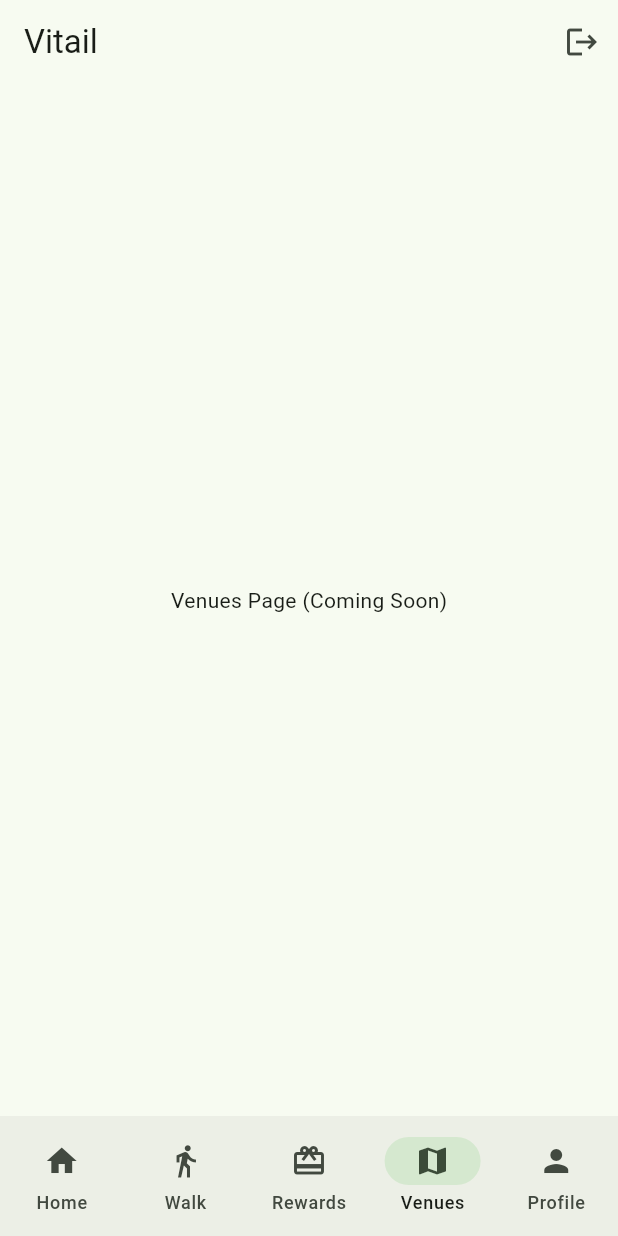
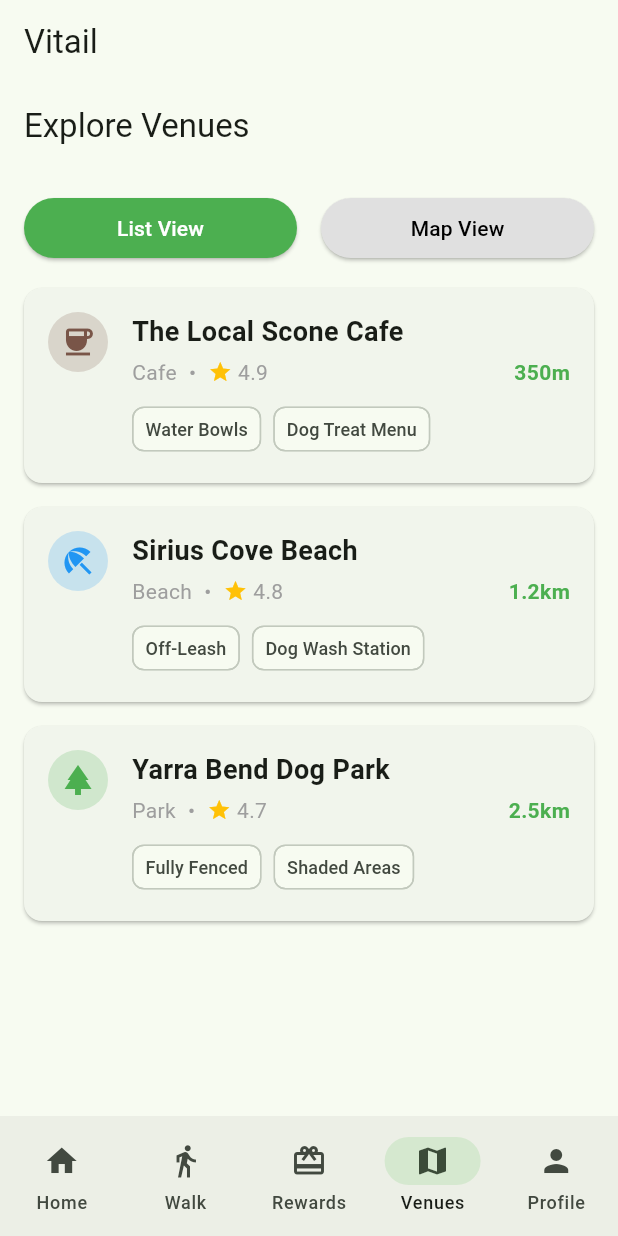
Before and after one commit to sandivd/Vitail-Dog-Wellness-App, a Flutter app: the HomeScreen screen opened directly, item 4 of the bottom bar chosen, on a phone screen of 412 x 824 dp. Run offline on Flutter 3.47's test engine with Material 3 defaults, Android fonts, the phone set to English and light mode, and no system bars; our stand-ins replace geolocator, google_maps_flutter, supabase_flutter; accounts and stored records are empty.

Commit message:
Add venues list/map view, updated onboarding with dog stats, profile logout

```diff
--- /dev/null
+++ b/lib/venues_screen.dart
@@ -0,0 +1,171 @@
+import 'package:flutter/material.dart';
+import 'package:google_maps_flutter/google_maps_flutter.dart';
+
+class VenuesScreen extends StatefulWidget {
+  const VenuesScreen({super.key});
+
+  @override
+  State<VenuesScreen> createState() => _VenuesScreenState();
+}
+
+class _VenuesScreenState extends State<VenuesScreen> {
+  bool _isListView = true;
+
+  // Mock data matching your image
+  final List<Map<String, dynamic>> _venues = [
+    {
+      'name': 'The Local Scone Cafe',
+      'type': 'Cafe',
+      'distance': '350m',
+      'rating': 4.9,
+      'amenities': ['Water Bowls', 'Dog Treat Menu'],
+      'location': const LatLng(-37.8140, 144.9631),
+      'icon': Icons.coffee,
+      'color': Colors.brown,
+    },
+    {
+      'name': 'Sirius Cove Beach',
+      'type': 'Beach',
+      'distance': '1.2km',
+      'rating': 4.8,
+      'amenities': ['Off-Leash', 'Dog Wash Station'],
+      'location': const LatLng(-37.8150, 144.9650),
+      'icon': Icons.beach_access,
+      'color': Colors.blue,
+    },
+    {
+      'name': 'Yarra Bend Dog Park',
+      'type': 'Park',
+      'distance': '2.5km',
+      'rating': 4.7,
+      'amenities': ['Fully Fenced', 'Shaded Areas'],
+      'location': const LatLng(-37.8160, 144.9670),
+      'icon': Icons.park,
+      'color': Colors.green,
+    },
+  ];
+
+  @override
+  Widget build(BuildContext context) {
+    return Scaffold(
+      appBar: AppBar(
+        title: const Text('Explore Venues'),
+        automaticallyImplyLeading: false,
+      ),
+      body: Column(
+        children: [
+          // Toggle Buttons
+          Padding(
+            padding: const EdgeInsets.all(16.0),
+            child: Row(
+              children: [
+                Expanded(
+                  child: ElevatedButton(
+                    onPressed: () => setState(() => _isListView = true),
+                    style: ElevatedButton.styleFrom(
+                      backgroundColor: _isListView ? Colors.green : Colors.grey[300],
+                      foregroundColor: _isListView ? Colors.white : Colors.black,
+                    ),
+                    child: const Text('List View'),
+                  ),
+                ),
+                const SizedBox(width: 16),
+                Expanded(
+                  child: ElevatedButton(
+                    onPressed: () => setState(() => _isListView = false),
+                    style: ElevatedButton.styleFrom(
+                      backgroundColor: !_isListView ? Colors.green : Colors.grey[300],
+                      foregroundColor: !_isListView ? Colors.white : Colors.black,
+                    ),
+                    child: const Text('Map View'),
+                  ),
+                ),
+              ],
+            ),
+          ),
+          // Content
+          Expanded(
+            child: _isListView ? _buildListView() : _buildMapView(),
+          ),
+        ],
+      ),
+    );
+  }
+
+  // List View UI
+  Widget _buildListView() {
+    return ListView.builder(
+      padding: const EdgeInsets.symmetric(horizontal: 16.0),
+      itemCount: _venues.length,
+      itemBuilder: (context, index) {
+        final venue = _venues[index];
+        return Card(
+          margin: const EdgeInsets.only(bottom: 16),
+          shape: RoundedRectangleBorder(borderRadius: BorderRadius.circular(12)),
+          child: Padding(
+            padding: const EdgeInsets.all(16.0),
+            child: Row(
+              crossAxisAlignment: CrossAxisAlignment.start,
+              children: [
+                CircleAvatar(
+                  backgroundColor: venue['color'].withOpacity(0.2),
+                  child: Icon(venue['icon'], color: venue['color']),
+                ),
+                const SizedBox(width: 16),
+                Expanded(
+                  child: Column(
+                    crossAxisAlignment: CrossAxisAlignment.start,
+                    children: [
+                      Text(venue['name'], style: const TextStyle(fontSize: 18, fontWeight: FontWeight.bold)),
+                      const SizedBox(height: 4),
+                      Row(
+                        children: [
+                          Text(venue['type'], style: const TextStyle(color: Colors.grey)),
+                          const SizedBox(width: 8),
+                          const Text('•', style: TextStyle(color: Colors.grey)),
+                          const SizedBox(width: 8),
+                          const Icon(Icons.star, color: Colors.amber, size: 16),
+                          Text(' ${venue['rating']}', style: const TextStyle(color: Colors.grey)),
+                          const Spacer(),
+                          Text(venue['distance'], style: const TextStyle(fontWeight: FontWeight.bold, color: Colors.green)),
+                        ],
+                      ),
+                      const SizedBox(height: 8),
+                      Wrap(
+                        spacing: 8,
+                        children: (venue['amenities'] as List<String>).map((a) {
+                          return Chip(
+                            label: Text(a, style: const TextStyle(fontSize: 12)),
+                            padding: EdgeInsets.zero,
+                            visualDensity: VisualDensity.compact,
+                          );
+                        }).toList(),
+                      )
+                    ],
+                  ),
+                ),
+              ],
+            ),
+          ),
+        );
+      },
+    );
+  }
+
+  // Map View UI
+  Widget _buildMapView() {
+    return GoogleMap(
+      initialCameraPosition: const CameraPosition(
+        target: LatLng(-37.8150, 144.9650), // Centered between the venues
+        zoom: 14,
+      ),
+      markers: _venues.map((venue) {
+        return Marker(
+          markerId: MarkerId(venue['name']),
+          position: venue['location'],
+          infoWindow: InfoWindow(title: venue['name']),
+        );
+      }).toSet(),
+    );
+  }
+}
```
Also changed, not shown: lib/main.dart (+39 -26 lines), lib/profile_screen.dart (+23 -0 lines).
